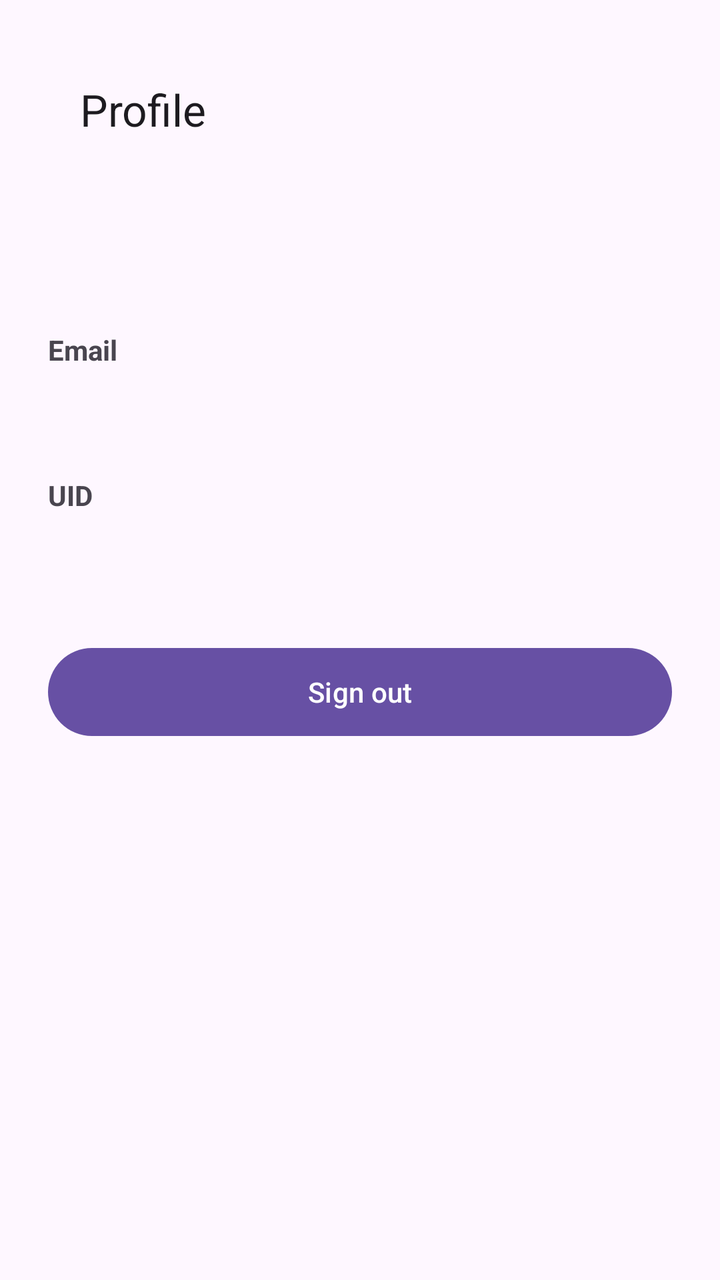
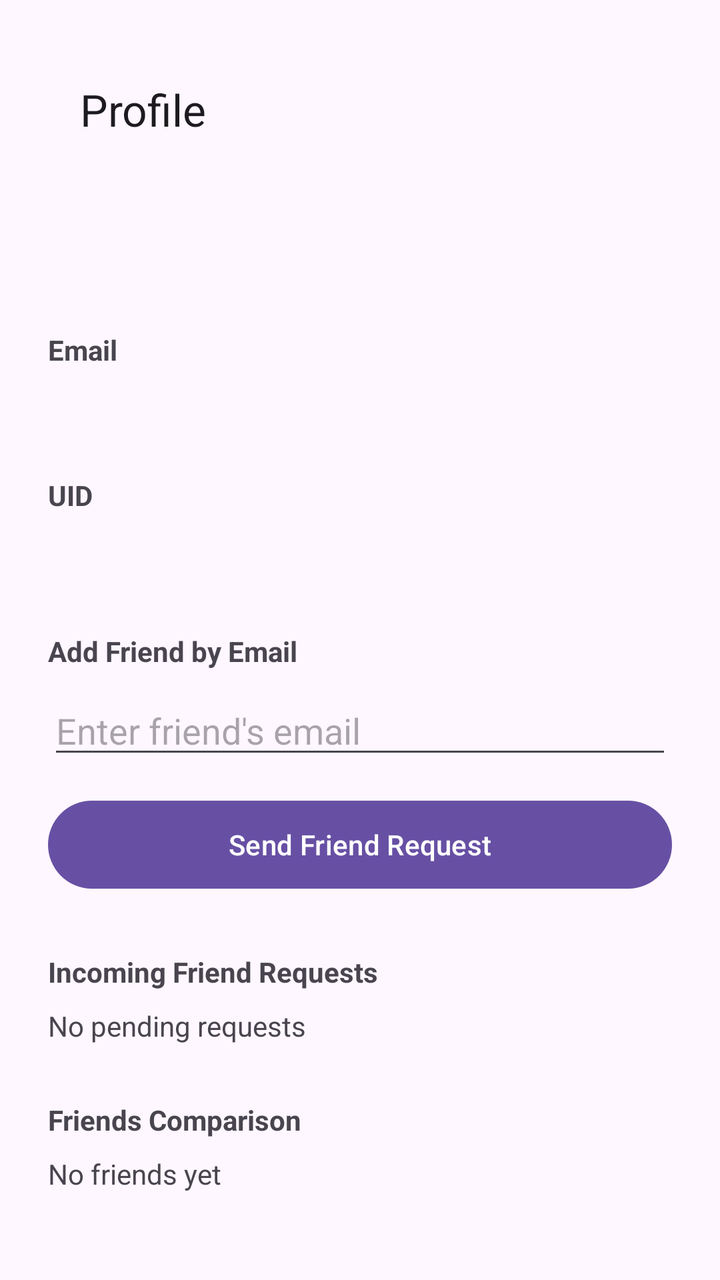

Screens rendered from an Android XML layout before and after an edit, with the pre-edit source and the edit as a unified diff.
<!-- AndroidManifest.xml: application theme Theme.SmartStudyTimer -->
<!-- res/layout/fragment_profile.xml -->
<?xml version="1.0" encoding="utf-8"?>
<LinearLayout xmlns:android="http://schemas.android.com/apk/res/android"
    xmlns:app="http://schemas.android.com/apk/res-auto"
    android:layout_width="match_parent"
    android:layout_height="match_parent"
    android:orientation="vertical">

    
    <com.google.android.material.appbar.MaterialToolbar
        android:id="@+id/topAppBar"
        android:layout_width="match_parent"
        android:layout_height="wrap_content"
        android:padding="36dp"
        app:title="Profile" />

    <LinearLayout
        android:layout_width="match_parent"
        android:layout_height="0dp"
        android:layout_weight="1"
        android:gravity="top"
        android:padding="24dp"
        android:orientation="vertical">

        <TextView
            android:id="@+id/profileEmailLabel"
            android:layout_width="match_parent"
            android:layout_height="wrap_content"
            android:layout_marginTop="40dp"
            android:text="@string/profile_email_label"
            android:textStyle="bold" />

        <TextView
            android:id="@+id/profileEmailText"
            android:layout_width="match_parent"
            android:layout_height="wrap_content"
            android:layout_marginTop="8dp"
            android:textSize="16sp" />

        <TextView
            android:id="@+id/profileUidLabel"
            android:layout_width="match_parent"
            android:layout_height="wrap_content"
            android:layout_marginTop="24dp"
            android:text="@string/profile_uid_label"
            android:textStyle="bold" />

        <TextView
            android:id="@+id/profileUidText"
            android:layout_width="match_parent"
            android:layout_height="wrap_content"
            android:layout_marginTop="8dp"
            android:textSize="14sp" />

        <Button
            android:id="@+id/signOutButton"
            style="@style/Widget.Material3.Button"
            android:layout_width="match_parent"
            android:layout_height="52dp"
            android:layout_marginTop="36dp"
            android:text="@string/sign_out" />

    </LinearLayout>

</LinearLayout>
<!-- resources referenced by this layout -->
<resources>
  <string name="profile_email_label">Email</string>
  <string name="profile_uid_label">UID</string>
  <string name="sign_out">Sign out</string>
  <style name="Theme.SmartStudyTimer" parent="Theme.Material3.DayNight.NoActionBar">
          <item name="android:statusBarColor">@android:color/transparent</item>
          <item name="android:windowLightStatusBar">true</item>
      </style>
</resources>

<!-- the commit's change to res/layout/fragment_profile.xml (unified diff, before → after) -->
@@ -51,6 +51,62 @@
             android:layout_marginTop="8dp"
             android:textSize="14sp" />
 
+        <TextView
+            android:id="@+id/addFriendLabel"
+            android:layout_width="match_parent"
+            android:layout_height="wrap_content"
+            android:layout_marginTop="32dp"
+            android:text="Add Friend by Email"
+            android:textStyle="bold" />
+
+        <EditText
+            android:id="@+id/inputFriendEmail"
+            android:layout_width="match_parent"
+            android:layout_height="wrap_content"
+            android:layout_marginTop="8dp"
+            android:hint="Enter friend's email"
+            android:inputType="textEmailAddress" />
+
+        <Button
+            android:id="@+id/btnSendFriendRequest"
+            style="@style/Widget.Material3.Button"
+            android:layout_width="match_parent"
+            android:layout_height="52dp"
+            android:layout_marginTop="12dp"
+            android:text="Send Friend Request" />
+
+        <TextView
+            android:id="@+id/incomingRequestsLabel"
+            android:layout_width="match_parent"
+            android:layout_height="wrap_content"
+            android:layout_marginTop="28dp"
+            android:text="Incoming Friend Requests"
+            android:textStyle="bold" />
+
+        <TextView
+            android:id="@+id/tvIncomingRequests"
+            android:layout_width="match_parent"
+            android:layout_height="wrap_content"
+            android:layout_marginTop="8dp"
+            android:text="No pending requests"
+            android:textSize="14sp" />
+
+        <TextView
+            android:id="@+id/friendsComparisonLabel"
+            android:layout_width="match_parent"
+            android:layout_height="wrap_content"
+            android:layout_marginTop="28dp"
+            android:text="Friends Comparison"
+            android:textStyle="bold" />
+
+        <TextView
+            android:id="@+id/tvFriendsComparison"
+            android:layout_width="match_parent"
+            android:layout_height="wrap_content"
+            android:layout_marginTop="8dp"
+            android:text="No friends yet"
+            android:textSize="14sp" />
+
         <Button
             android:id="@+id/signOutButton"
             style="@style/Widget.Material3.Button"
